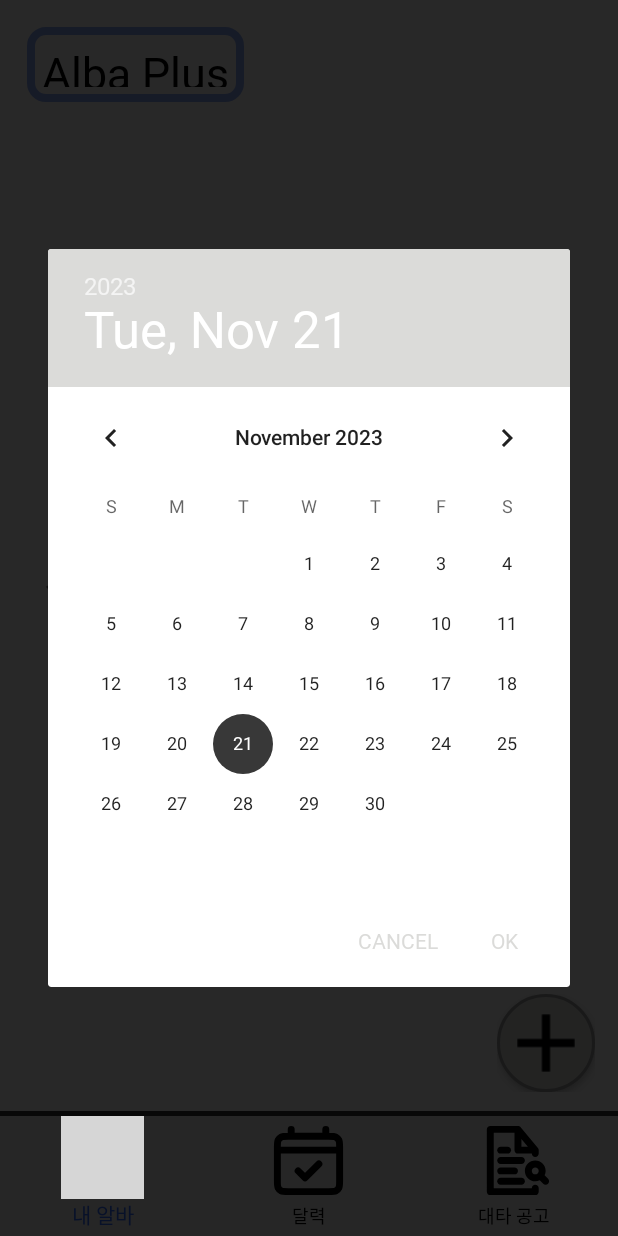
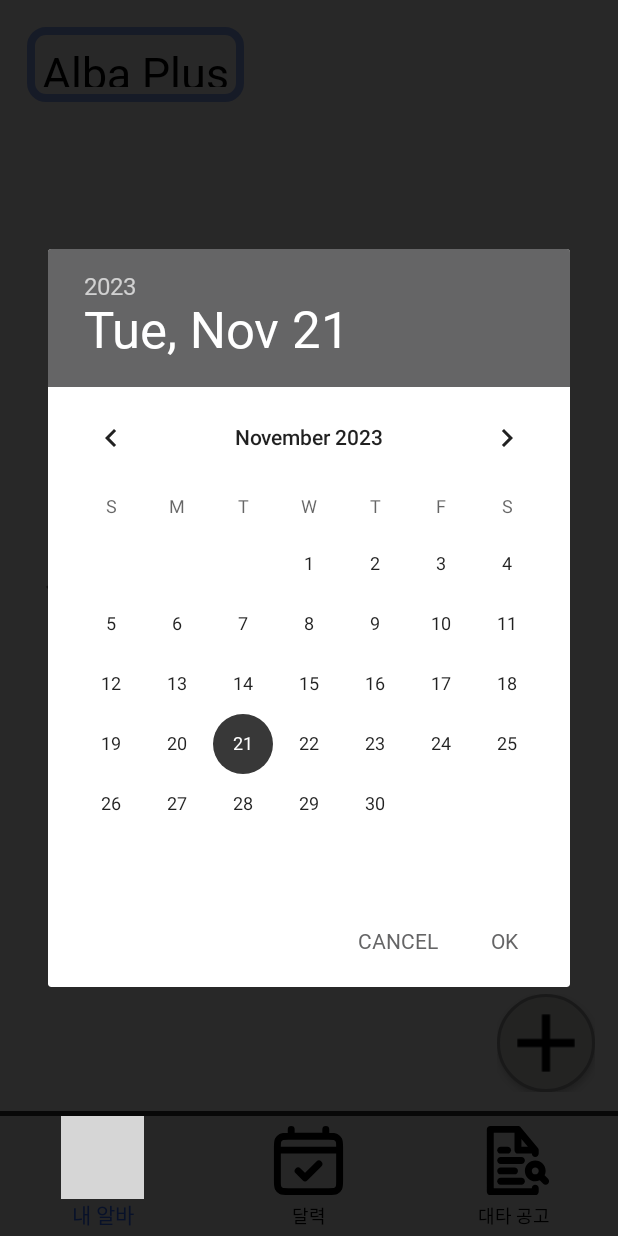
Before and after one commit to RinRinPARK/MyPartTimeJob-Android, an Android app: the fragment WorkedTimeDialogFragment placed in its activity, after a tap on an icon or button, on a phone screen of 412 x 824 dp. Run offline under Robolectric (Android 15) with nearby library versions, the phone set to English and light mode, and no system bars; our stand-ins replace Firebase (no records; nobody signed in at launch, a user with empty details on screens opened directly); libraries missing offline, so code that uses them is left out: org.checkerframework.checker; grey boxes are pictures that could not be loaded.

Commit message:
색상 수정

```diff
--- a/app/src/main/res/values/themes.xml
+++ b/app/src/main/res/values/themes.xml
@@ -17,7 +17,7 @@
     </style>
 
     <style name="DatePickerTheme" parent="Theme.AppCompat.Light.Dialog">
-        <item name="colorAccent">@color/lightgray</item>
+        <item name="colorAccent">@color/middlegray</item>
         <item name="background">@color/white</item>
         <item name="colorControlActivated">@color/gray</item>
         <item name="borderWidth">2dp</item>
```
